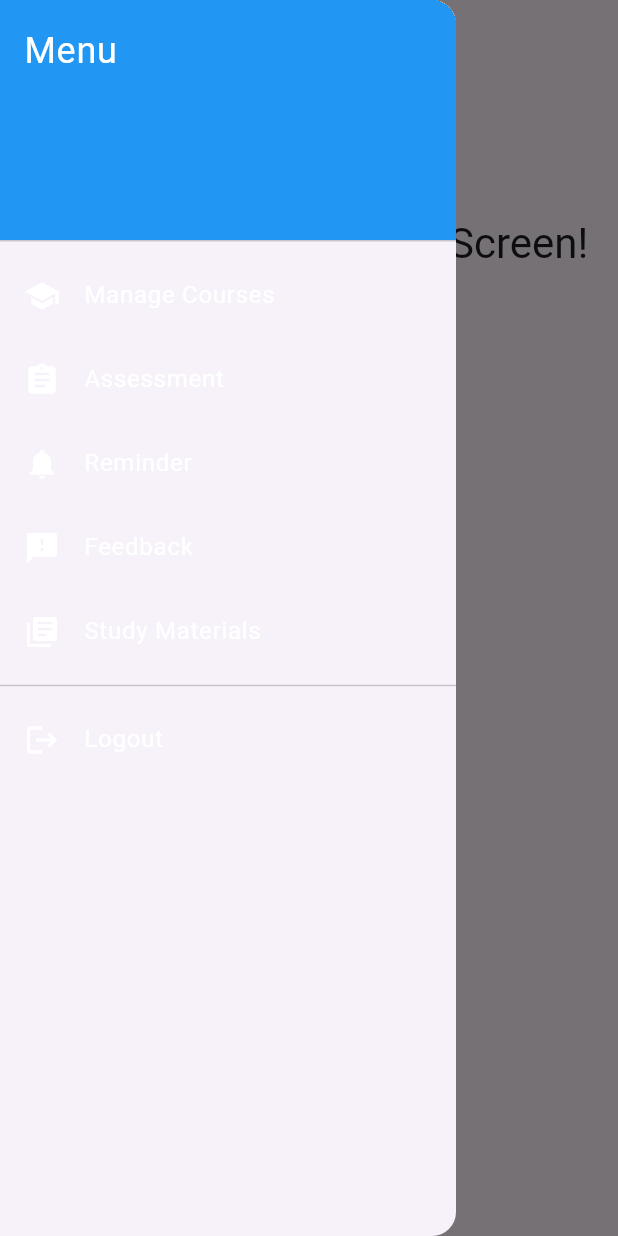
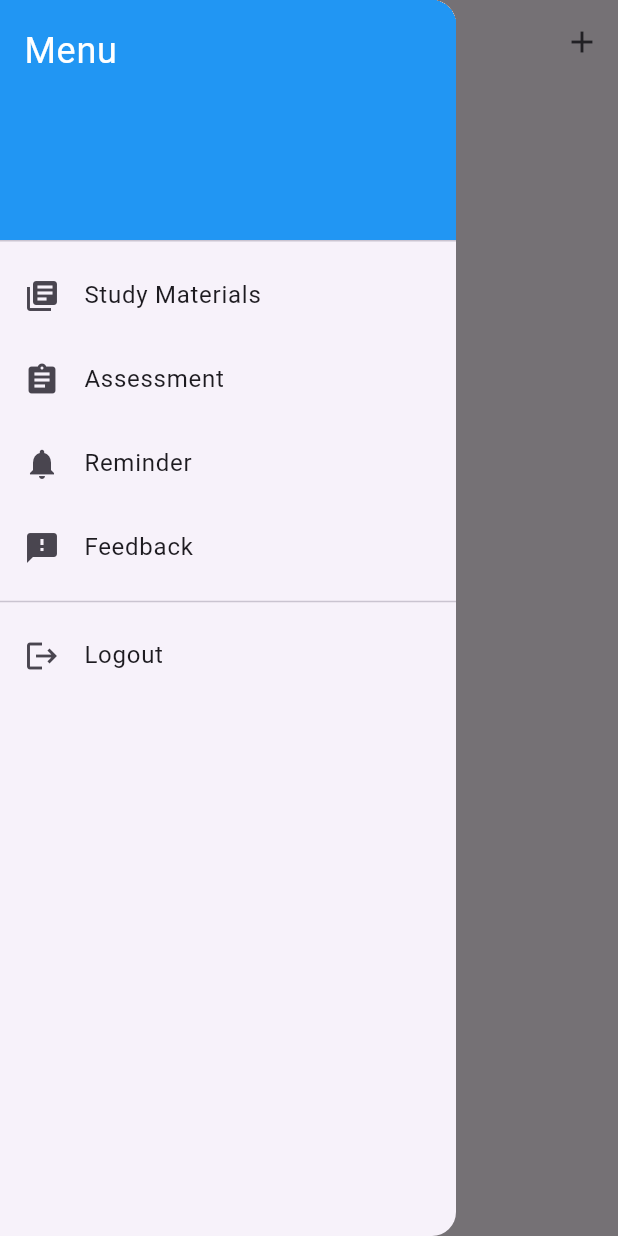
Before and after one commit to sundaybamidele/StudyGuideApp, a Flutter app: the HomeScreen screen opened by its route, with the side drawer open, on a phone screen of 412 x 824 dp. Run offline on Flutter 3.47's test engine with Material 3 defaults, Android fonts, the phone set to English and light mode, and no system bars; our stand-ins replace cloud_firestore, cloud_functions, file_picker, firebase_auth, firebase_core, firebase_storage and 2 more; accounts and stored records are empty.

Commit message:
course, topic, assessment, feedback, study materials are workinf now

```diff
--- a/lib/screens/create_topic_screen.dart
+++ b/lib/screens/create_topic_screen.dart
@@ -58,7 +58,7 @@ class _CreateTopicScreenState extends State<CreateTopicScreen> {
                       content: content,
                       duration: duration,
                     );
-                    Navigator.pop(context);
+                    Navigator.pop(context); // Navigate back to the CourseScreen
                   } catch (e) {
                     ScaffoldMessenger.of(context).showSnackBar(
                       SnackBar(content: Text('Error creating topic: $e')),
--- a/lib/screens/home_screen.dart
+++ b/lib/screens/home_screen.dart
@@ -1,58 +1,36 @@
 import 'package:flutter/material.dart';
-import 'package:intl/intl.dart';
-import 'dart:async'; // For Timer
-
+import 'package:provider/provider.dart';
+import '../models/course.dart';
+import '../services/firestore_service.dart';
+import 'create_course_screen.dart' as create_screen;
 import 'course_screen.dart';
+import 'study_materials_screen.dart';
 import 'assessment_screen.dart';
 import 'reminder_screen.dart';
+import 'login_screen.dart';
 import 'feedback_screen.dart';
-import 'study_materials_screen.dart';
-import 'login_screen.dart';
 
-class HomeScreen extends StatefulWidget {
+class HomeScreen extends StatelessWidget {
   const HomeScreen({super.key});
 
   @override
-  // ignore: library_private_types_in_public_api
-  _HomeScreenState createState() => _HomeScreenState();
-}
+  Widget build(BuildContext context) {
+    final firestoreService = Provider.of<FirestoreService>(context);
 
-class _HomeScreenState extends State<HomeScreen> {
-  Timer? _timer;
-  String _time = '';
-  String _date = '';
-
-  final _dateFormat = DateFormat('yyyy-MM-dd');
-  final _timeFormat = DateFormat('HH:mm:ss');
-
-  @override
-  void initState() {
-    super.initState();
-    _updateDateTime();
-    _timer = Timer.periodic(const Duration(seconds: 1), (timer) {
-      _updateDateTime();
-    });
-  }
-
-  void _updateDateTime() {
-    final now = DateTime.now();
-    setState(() {
-      _date = _dateFormat.format(now);
-      _time = _timeFormat.format(now);
-    });
-  }
-
-  @override
-  void dispose() {
-    _timer?.cancel();
-    super.dispose();
-  }
-
-  @override
-  Widget build(BuildContext context) {
     return Scaffold(
       appBar: AppBar(
-        title: const Text('Home'),
+        title: const Text('Courses'),
+        actions: [
+          IconButton(
+            icon: const Icon(Icons.add),
+            onPressed: () {
+              Navigator.push(
+                context,
+                MaterialPageRoute(builder: (context) => const create_screen.CreateCourseScreen()),
+              );
+            },
+          ),
+        ],
       ),
       drawer: Drawer(
         child: ListView(
@@ -70,21 +48,19 @@ class _HomeScreenState extends State<HomeScreen> {
                 ),
               ),
             ),
-            _buildDrawerItem(
-              context,
-              title: 'Manage Courses',
-              icon: Icons.school,
+            ListTile(
+              leading: const Icon(Icons.library_books),
+              title: const Text('Study Materials'),
               onTap: () {
                 Navigator.push(
                   context,
-                  MaterialPageRoute(builder: (context) => const CourseScreen()),
+                  MaterialPageRoute(builder: (context) => const StudyMaterialsScreen()),
                 );
               },
             ),
-            _buildDrawerItem(
-              context,
-              title: 'Assessment',
-              icon: Icons.assignment,
+            ListTile(
+              leading: const Icon(Icons.assignment),
+              title: const Text('Assessment'),
               onTap: () {
                 Navigator.push(
                   context,
@@ -92,10 +68,9 @@ class _HomeScreenState extends State<HomeScreen> {
                 );
               },
             ),
-            _buildDrawerItem(
-              context,
-              title: 'Reminder',
-              icon: Icons.notifications,
+            ListTile(
+              leading: const Icon(Icons.notifications),
+              title: const Text('Reminder'),
               onTap: () {
                 Navigator.push(
                   context,
@@ -103,10 +78,9 @@ class _HomeScreenState extends State<HomeScreen> {
                 );
               },
             ),
-            _buildDrawerItem(
-              context,
-              title: 'Feedback',
-              icon: Icons.feedback,
+            ListTile(
+              leading: const Icon(Icons.feedback),
+              title: const Text('Feedback'),
               onTap: () {
                 Navigator.push(
                   context,
@@ -114,22 +88,10 @@ class _HomeScreenState extends State<HomeScreen> {
                 );
               },
             ),
-            _buildDrawerItem(
-              context,
-              title: 'Study Materials',
-              icon: Icons.library_books,
-              onTap: () {
-                Navigator.push(
-                  context,
-                  MaterialPageRoute(builder: (context) => const StudyMaterialsScreen()),
-                );
-              },
-            ),
             const Divider(),
-            _buildDrawerItem(
-              context,
-              title: 'Logout',
-              icon: Icons.logout,
+            ListTile(
+              leading: const Icon(Icons.logout),
+              title: const Text('Logout'),
               onTap: () {
                 Navigator.pushAndRemoveUntil(
                   context,
@@ -141,48 +103,57 @@ class _HomeScreenState extends State<HomeScreen> {
           ],
         ),
       ),
-      body: Padding(
-        padding: const EdgeInsets.all(16.0),
-        child: Column(
-          crossAxisAlignment: CrossAxisAlignment.start,
-          children: [
-            _buildDateTimeWidget(),
-            const SizedBox(height: 20),
-            Text(
-              'Welcome to the Home Screen!',
-              style: Theme.of(context).textTheme.headlineMedium,
-            ),
-            // Add more widgets or content as needed
-          ],
-        ),
+      body: StreamBuilder<List<Course>>(
+        stream: firestoreService.getCourses(),
+        builder: (context, snapshot) {
+          if (snapshot.connectionState == ConnectionState.waiting) {
+            return const Center(child: CircularProgressIndicator());
+          }
+          if (!snapshot.hasData || snapshot.data!.isEmpty) {
+            return const Center(child: Text('No courses available'));
+          }
+          return ListView.builder(
+            itemCount: snapshot.data!.length,
+            itemBuilder: (context, index) {
+              Course course = snapshot.data![index];
+              return ListTile(
+                title: Text(course.title),
+                subtitle: Text(course.description),
+                onTap: () {
+                  Navigator.push(
+                    context,
+                    MaterialPageRoute(
+                      builder: (context) => CourseScreen(courseId: course.id),
+                    ),
+                  );
+                },
+                trailing: Row(
+                  mainAxisSize: MainAxisSize.min,
+                  children: [
+                    IconButton(
+                      icon: const Icon(Icons.edit),
+                      onPressed: () {
+                        Navigator.push(
+                          context,
+                          MaterialPageRoute(
+                            builder: (context) => create_screen.CreateCourseScreen(course: course),
+                          ),
+                        );
+                      },
+                    ),
+                    IconButton(
+                      icon: const Icon(Icons.delete),
+                      onPressed: () async {
+                        await firestoreService.deleteCourse(course.id);
+                      },
+                    ),
+                  ],
+                ),
+              );
+            },
+          );
+        },
       ),
     );
   }
-
-  Widget _buildDrawerItem(BuildContext context,
-      {required String title,
-      required IconData icon,
-      required VoidCallback onTap}) {
-    return ListTile(
-      leading: Icon(icon, color: Colors.white),
-      title: Text(title, style: const TextStyle(color: Colors.white)),
-      onTap: onTap,
-    );
-  }
-
-  Widget _buildDateTimeWidget() {
-    return Column(
-      crossAxisAlignment: CrossAxisAlignment.start,
-      children: [
-        Text(
-          'Date: $_date',
-          style: const TextStyle(fontSize: 18, fontWeight: FontWeight.bold),
-        ),
-        Text(
-          'Time: $_time',
-          style: const TextStyle(fontSize: 18, fontWeight: FontWeight.bold),
-        ),
-      ],
-    );
-  }
 }
```
Also changed, not shown: lib/screens/course_screen.dart (+20 -23 lines), lib/services/firestore_service.dart (+12 -0 lines).
